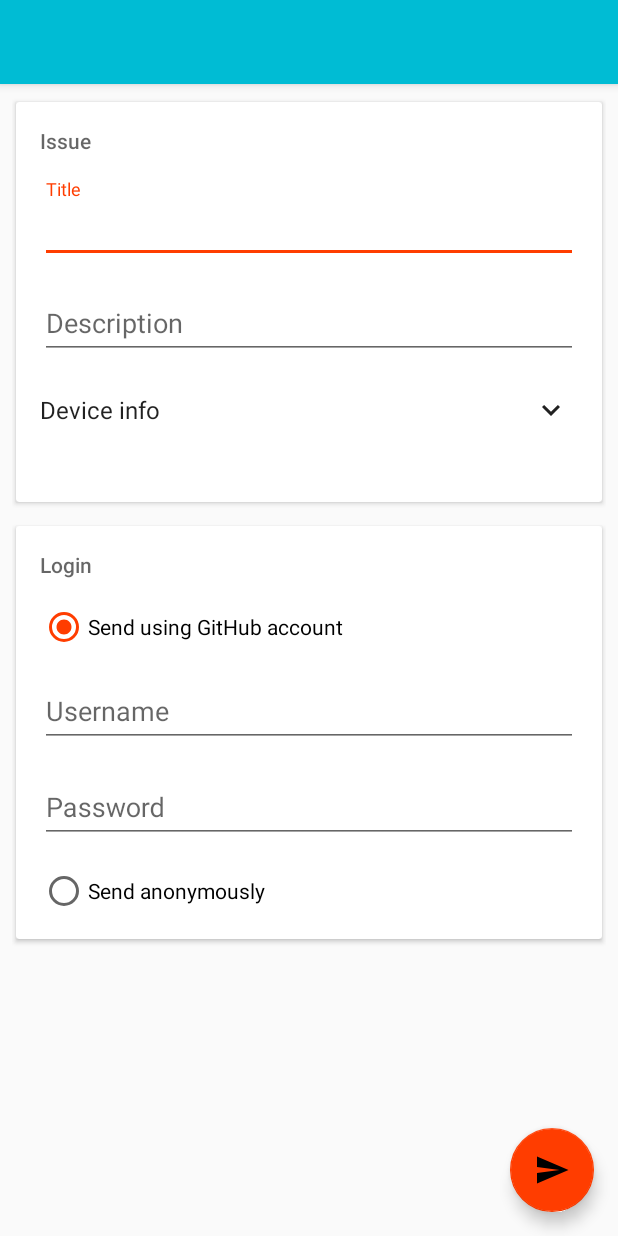
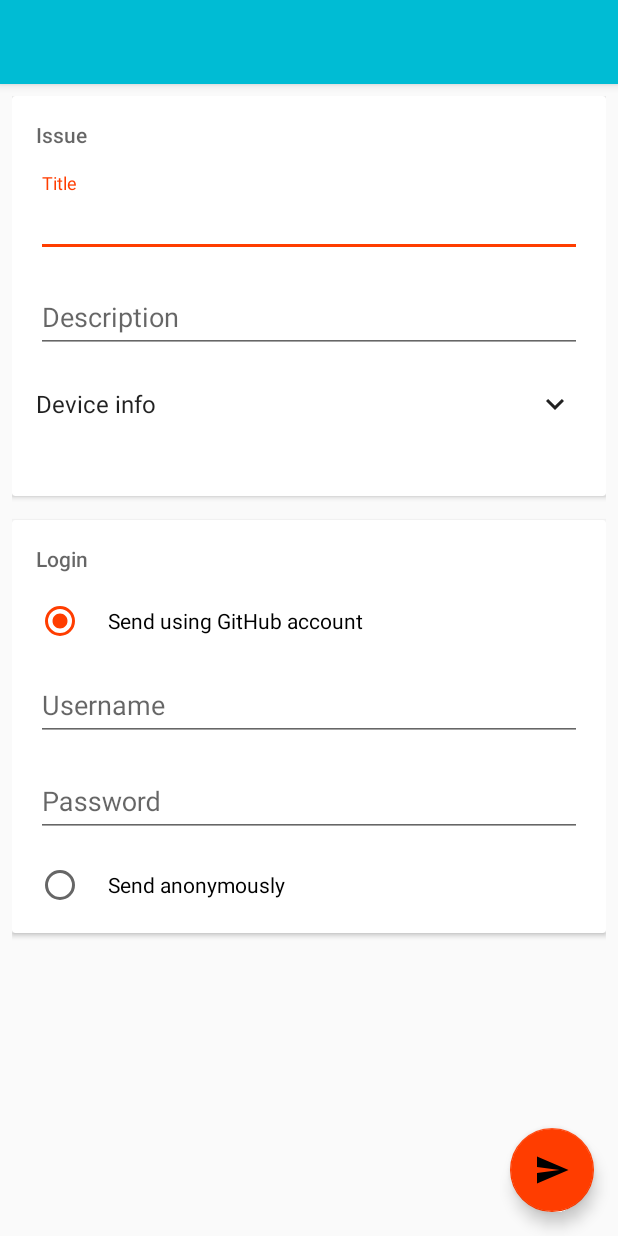
Before and after one commit to janheinrichmerker/android-issue-reporter, an Android app: the layout air_activity_issue_reporter.xml on its own in the app's theme, with its tools: preview values and no code run, on a phone screen of 412 x 824 dp. Run offline under Robolectric (Android 15) with nearby library versions, the phone set to English and light mode, and no system bars; plain views replace ExpandableRelativeLayout.

Commit message:
Fixed material baselines; added automatic up navigation

```diff
--- a/library/src/main/res/layout/air_activity_issue_reporter.xml
+++ b/library/src/main/res/layout/air_activity_issue_reporter.xml
@@ -42,7 +42,7 @@
                     layout="@layout/air_card_login"
                     android:layout_width="match_parent"
                     android:layout_height="wrap_content"
-                    android:layout_marginTop="@dimen/air_baseline_card"/>
+                    android:layout_marginTop="@dimen/air_card_margin_top"/>
 
                 <android.support.v4.widget.Space
                     android:layout_width="match_parent"
--- a/library/src/main/res/layout/air_card_login.xml
+++ b/library/src/main/res/layout/air_card_login.xml
@@ -3,8 +3,7 @@
     xmlns:app="http://schemas.android.com/apk/res-auto"
     android:layout_width="match_parent"
     android:layout_height="match_parent"
-    app:cardBackgroundColor="?cardBackgroundColor"
-    app:cardUseCompatPadding="true">
+    app:cardBackgroundColor="?cardBackgroundColor">
 
     <LinearLayout
         android:layout_width="match_parent"
@@ -28,6 +27,10 @@
                 android:id="@+id/air_optionUseAccount"
                 android:layout_width="match_parent"
                 android:layout_height="wrap_content"
+                android:paddingLeft="@dimen/air_radio_button_padding_start"
+                android:paddingRight="0dp"
+                android:paddingStart="@dimen/air_radio_button_padding_start"
+                android:paddingEnd="0dp"
                 android:text="@string/air_label_use_account"
                 android:layout_marginTop="@dimen/air_baseline"
                 android:checked="true"/>
@@ -83,6 +86,10 @@
                 android:id="@+id/air_optionAnonymous"
                 android:layout_width="match_parent"
                 android:layout_height="wrap_content"
+                android:paddingLeft="@dimen/air_radio_button_padding_start"
+                android:paddingRight="0dp"
+                android:paddingStart="@dimen/air_radio_button_padding_start"
+                android:paddingEnd="0dp"
                 android:text="@string/air_label_use_guest"
                 android:layout_marginTop="@dimen/air_baseline"/>
 
--- a/library/src/main/res/layout/air_card_report.xml
+++ b/library/src/main/res/layout/air_card_report.xml
@@ -3,8 +3,7 @@
     xmlns:app="http://schemas.android.com/apk/res-auto"
     android:layout_width="match_parent"
     android:layout_height="match_parent"
-    app:cardBackgroundColor="?cardBackgroundColor"
-    app:cardUseCompatPadding="true">
+    app:cardBackgroundColor="?cardBackgroundColor">
 
     <LinearLayout
         android:layout_width="match_parent"
--- /dev/null
+++ b/library/src/main/res/values-v21/dimens.xml
@@ -0,0 +1,4 @@
+<?xml version="1.0" encoding="utf-8"?>
+<resources>
+    <dimen name="air_card_margin_top">@dimen/air_baseline</dimen>
+</resources>
--- a/library/src/main/res/values-w600dp/dimens.xml
+++ b/library/src/main/res/values-w820dp/dimens.xml
@@ -2,4 +2,5 @@
     <dimen name="air_baseline">24dp</dimen>
     <dimen name="air_baseline_half">12dp</dimen>
     <dimen name="air_baseline_card">@dimen/air_baseline_half</dimen>
+    <dimen name="air_baseline_content">80dp</dimen>
 </resources>
--- a/library/src/main/res/values/dimens.xml
+++ b/library/src/main/res/values/dimens.xml
@@ -2,6 +2,11 @@
     <dimen name="air_baseline">16dp</dimen>
     <dimen name="air_baseline_half">8dp</dimen>
     <dimen name="air_baseline_card">@dimen/air_baseline_half</dimen>
+    <dimen name="air_baseline_content">72dp</dimen>
 
     <dimen name="air_icon_padding">6dp</dimen>
+
+    <dimen name="air_card_margin_top">@dimen/air_baseline_half</dimen>
+
+    <dimen name="air_radio_button_padding_start">@dimen/air_baseline</dimen>
 </resources>
```
Also changed, not shown: example/src/main/AndroidManifest.xml (+9 -2 lines), library/src/main/java/com/heinrichreimersoftware/androidissuereporter/IssueReporterActivity.java (+12 -0 lines).
